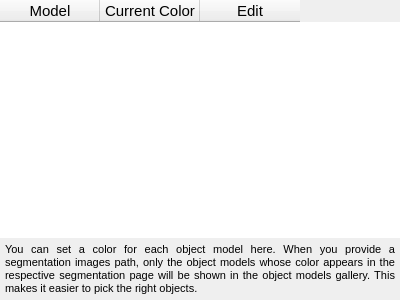
The window that src/view/settings/settingssegmentationcodespage.ui (florianblume/6d-pat) describes before a commit, drawn with Qt 5.
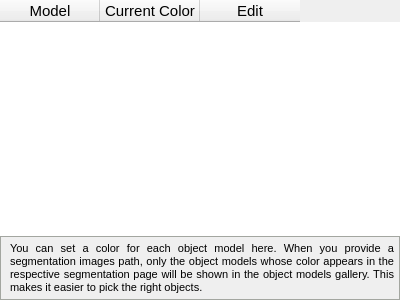
The same window after the commit.

Patch:
```diff
--- a/src/view/settings/settingssegmentationcodespage.ui
+++ b/src/view/settings/settingssegmentationcodespage.ui
@@ -16,6 +16,12 @@
     <verstretch>0</verstretch>
    </sizepolicy>
   </property>
+  <property name="minimumSize">
+   <size>
+    <width>0</width>
+    <height>0</height>
+   </size>
+  </property>
   <property name="font">
    <font>
     <pointsize>8</pointsize>
@@ -107,26 +113,123 @@
     </widget>
    </item>
    <item row="3" column="0">
+    <widget class="QFrame" name="frame">
+     <property name="sizePolicy">
+      <sizepolicy hsizetype="Preferred" vsizetype="Preferred">
+       <horstretch>0</horstretch>
+       <verstretch>0</verstretch>
+      </sizepolicy>
+     </property>
+     <property name="minimumSize">
+      <size>
+       <width>0</width>
+       <height>0</height>
+      </size>
+     </property>
+     <property name="palette">
+      <palette>
+       <active>
+        <colorrole role="Base">
+         <brush brushstyle="SolidPattern">
+          <color alpha="255">
+           <red>255</red>
+           <green>255</green>
+           <blue>255</blue>
+          </color>
+         </brush>
+        </colorrole>
+        <colorrole role="Window">
+         <brush brushstyle="SolidPattern">
+          <color alpha="255">
+           <red>211</red>
+           <green>215</green>
+           <blue>207</blue>
+          </color>
+         </brush>
+        </colorrole>
+       </active>
+       <inactive>
+        <colorrole role="Base">
+         <brush brushstyle="SolidPattern">
+          <color alpha="255">
+           <red>255</red>
+           <green>255</green>
+           <blue>255</blue>
+          </color>
+         </brush>
+        </colorrole>
+        <colorrole role="Window">
+         <brush brushstyle="SolidPattern">
+          <color alpha="255">
+           <red>211</red>
+           <green>215</green>
+           <blue>207</blue>
+          </color>
+         </brush>
+        </colorrole>
+       </inactive>
+       <disabled>
+        <colorrole role="Base">
+         <brush brushstyle="SolidPattern">
+          <color alpha="255">
+           <red>211</red>
+           <green>215</green>
+           <blue>207</blue>
+          </color>
+         </brush>
+        </colorrole>
+        <colorrole role="Window">
+         <brush brushstyle="SolidPattern">
+          <color alpha="255">
+           <red>211</red>
+           <green>215</green>
+           <blue>207</blue>
+          </color>
+         </brush>
+        </colorrole>
+       </disabled>
+      </palette>
+     </property>
+     <property name="frameShape">
+      <enum>QFrame::StyledPanel</enum>
+     </property>
+     <property name="frameShadow">
+      <enum>QFrame::Raised</enum>
+     </property>
     <layout class="QVBoxLayout" name="verticalLayout">
      <property name="leftMargin">
-      <number>5</number>
+       <number>0</number>
      </property>
      <property name="topMargin">
-      <number>5</number>
+       <number>0</number>
      </property>
      <property name="rightMargin">
-      <number>5</number>
+       <number>0</number>
      </property>
      <property name="bottomMargin">
-      <number>5</number>
+       <number>0</number>
      </property>
      <item>
       <widget class="QLabel" name="labelExplanation">
+        <property name="minimumSize">
+         <size>
+          <width>0</width>
+          <height>0</height>
+         </size>
+        </property>
        <property name="font">
         <font>
          <pointsize>11</pointsize>
         </font>
        </property>
+        <property name="autoFillBackground">
+         <bool>false</bool>
+        </property>
+        <property name="styleSheet">
+         <string notr="true">QLabel {
+    padding: 5px;
+}</string>
+        </property>
        <property name="text">
         <string>&lt;html&gt;&lt;head/&gt;&lt;body&gt;&lt;p align=&quot;justify&quot;&gt;&lt;span style=&quot; font-size:8pt;&quot;&gt;You can set a color for each object model here. When you provide a segmentation images path, only the object models whose color appears in the respective segmentation page will be shown in the object models gallery. This makes it easier to pick the right objects.&lt;/span&gt;&lt;/p&gt;&lt;/body&gt;&lt;/html&gt;</string>
        </property>
@@ -136,6 +239,7 @@
       </widget>
      </item>
     </layout>
+    </widget>
    </item>
   </layout>
  </widget>
```
Lines whose indentation alone changed are shown as unchanged.
